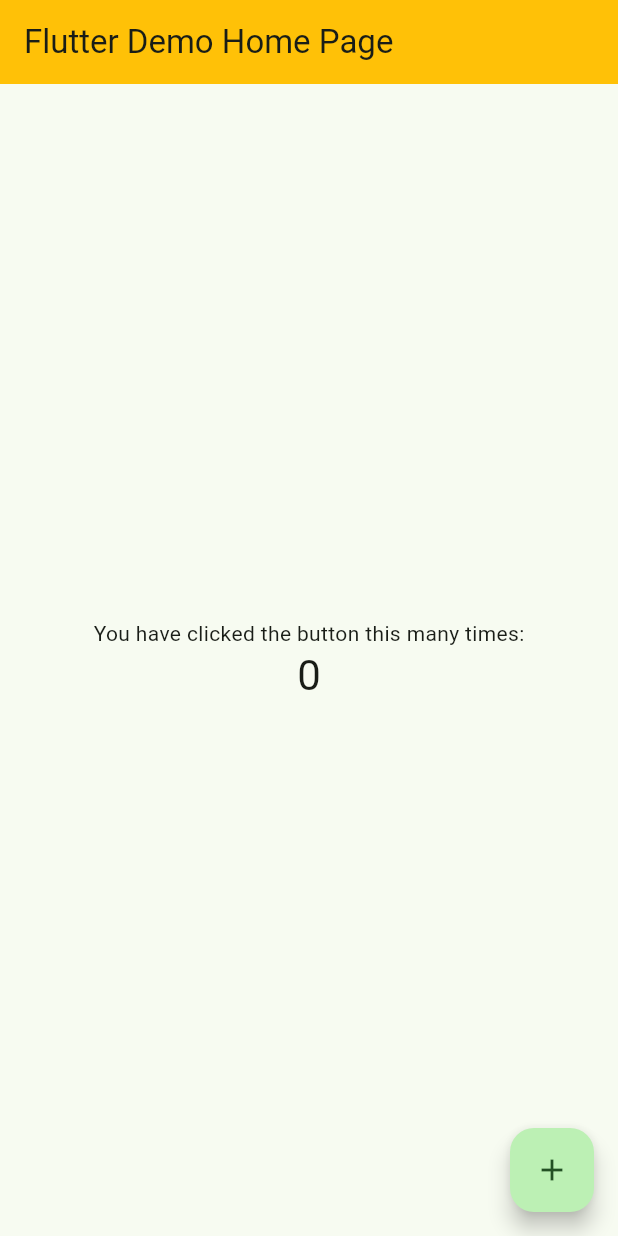
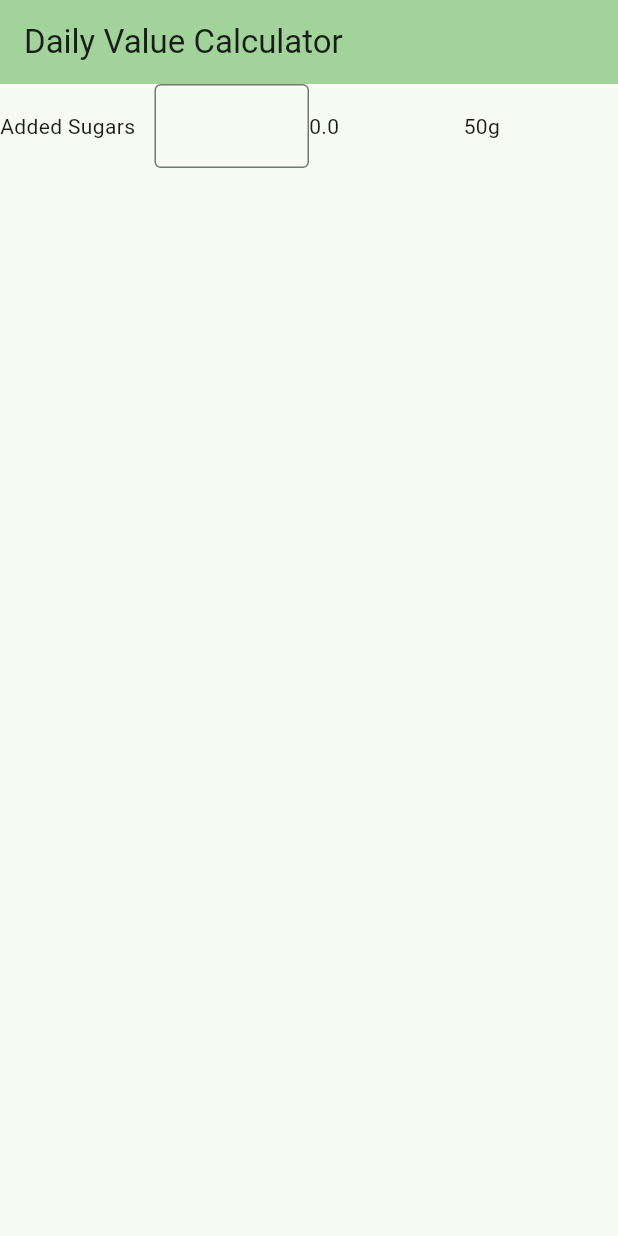
Before and after one commit to ananaso/DailyValueCalculator, a Flutter app: the screen it shows after launch, on a phone screen of 412 x 824 dp. Run offline on Flutter 3.47's test engine with Material 3 defaults, Android fonts, the phone set to English and light mode, and no system bars.

Commit message:
feat: single row of dv table

```diff
--- a/lib/main.dart
+++ b/lib/main.dart
@@ -1,126 +1,96 @@
 import 'package:flutter/material.dart';
+import 'package:flutter/services.dart';
 
 void main() {
-  runApp(const MyApp());
+  runApp(const DailyValueCalculator());
 }
 
-class MyApp extends StatelessWidget {
-  const MyApp({super.key});
+class DailyValueCalculator extends StatelessWidget {
+  const DailyValueCalculator({super.key});
 
   // This widget is the root of your application.
   @override
   Widget build(BuildContext context) {
     return MaterialApp(
-      title: 'Flutter Demo',
+      title: 'Daily Value Calculator',
       theme: ThemeData(
-        // This is the theme of your application.
-        //
-        // TRY THIS: Try running your application with "flutter run". You'll see
-        // the application has a purple toolbar. Then, without quitting the app,
-        // try changing the seedColor in the colorScheme below to Colors.green
-        // and then invoke "hot reload" (save your changes or press the "hot
-        // reload" button in a Flutter-supported IDE, or press "r" if you used
-        // the command line to start the app).
-        //
-        // Notice that the counter didn't reset back to zero; the application
-        // state is not lost during the reload. To reset the state, use hot
-        // restart instead.
-        //
-        // This works for code too, not just values: Most code changes can be
-        // tested with just a hot reload.
         colorScheme: ColorScheme.fromSeed(seedColor: Colors.green),
-        useMaterial3: true,
       ),
-      home: const MyHomePage(title: 'Flutter Demo Home Page'),
+      home: const HomePage(title: 'Daily Value Calculator'),
     );
   }
 }
 
-class MyHomePage extends StatefulWidget {
-  const MyHomePage({super.key, required this.title});
-
-  // This widget is the home page of your application. It is stateful, meaning
-  // that it has a State object (defined below) that contains fields that affect
-  // how it looks.
-
-  // This class is the configuration for the state. It holds the values (in this
-  // case the title) provided by the parent (in this case the App widget) and
-  // used by the build method of the State. Fields in a Widget subclass are
-  // always marked "final".
+class HomePage extends StatefulWidget {
+  const HomePage({super.key, required this.title});
 
   final String title;
 
   @override
-  State<MyHomePage> createState() => _MyHomePageState();
+  State<HomePage> createState() => _HomePageState();
 }
 
-class _MyHomePageState extends State<MyHomePage> {
-  int _counter = 0;
-
-  void _incrementCounter() {
-    setState(() {
-      // This call to setState tells the Flutter framework that something has
-      // changed in this State, which causes it to rerun the build method below
-      // so that the display can reflect the updated values. If we changed
-      // _counter without calling setState(), then the build method would not be
-      // called again, and so nothing would appear to happen.
-      _counter++;
-    });
-  }
+class _HomePageState extends State<HomePage> {
+  String _enteredText = '';
 
   @override
   Widget build(BuildContext context) {
-    // This method is rerun every time setState is called, for instance as done
-    // by the _incrementCounter method above.
-    //
-    // The Flutter framework has been optimized to make rerunning build methods
-    // fast, so that you can just rebuild anything that needs updating rather
-    // than having to individually change instances of widgets.
     return Scaffold(
-      appBar: AppBar(
-        // TRY THIS: Try changing the color here to a specific color (to
-        // Colors.amber, perhaps?) and trigger a hot reload to see the AppBar
-        // change color while the other colors stay the same.
-        // backgroundColor: Theme.of(context).colorScheme.inversePrimary,
-        backgroundColor: Colors.amber,
-        // Here we take the value from the MyHomePage object that was created by
-        // the App.build method, and use it to set our appbar title.
-        title: Text(widget.title),
-      ),
-      body: Center(
-        // Center is a layout widget. It takes a single child and positions it
-        // in the middle of the parent.
-        child: Column(
-          // Column is also a layout widget. It takes a list of children and
-          // arranges them vertically. By default, it sizes itself to fit its
-          // children horizontally, and tries to be as tall as its parent.
-          //
-          // Column has various properties to control how it sizes itself and
-          // how it positions its children. Here we use mainAxisAlignment to
-          // center the children vertically; the main axis here is the vertical
-          // axis because Columns are vertical (the cross axis would be
-          // horizontal).
-          //
-          // TRY THIS: Invoke "debug painting" (choose the "Toggle Debug Paint"
-          // action in the IDE, or press "p" in the console), to see the
-          // wireframe for each widget.
-          mainAxisAlignment: MainAxisAlignment.center,
-          children: <Widget>[
-            const Text(
-              'You have clicked the button this many times:',
+        appBar: AppBar(
+          backgroundColor: Theme.of(context).colorScheme.inversePrimary,
+          title: Text(widget.title),
+        ),
+        body: const NutritionTable());
+  }
+}
+
+class NutritionTable extends StatefulWidget {
+  const NutritionTable({super.key});
+
+  @override
+  State<NutritionTable> createState() => _NutritionTableState();
+}
+
+class _NutritionTableState extends State<NutritionTable> {
+  final addedSugarDailyValue = 50;
+  num _calculatedServing = 0.0;
+
+  @override
+  Widget build(BuildContext context) {
+    return Table(
+      // border: TableBorder.all(),
+      // columnWidths: const <int, TableColumnWidth>{
+      //   0: FlexColumnWidth(),
+      //   1: FlexColumnWidth()
+      // },
+      defaultVerticalAlignment: TableCellVerticalAlignment.middle,
+      children: <TableRow>[
+        TableRow(children: <Widget>[
+          const Text('Added Sugars'),
+          TableCell(
+            child: TextField(
+              onChanged: (text) {
+                setState(() {
+                  _calculatedServing = addedSugarDailyValue *
+                      ((double.tryParse(text) ?? 0.0) / 100);
+                });
+              },
+              decoration: const InputDecoration(border: OutlineInputBorder()),
+              keyboardType:
+                  const TextInputType.numberWithOptions(decimal: true),
+              inputFormatters: <TextInputFormatter>[
+                FilteringTextInputFormatter.allow(RegExp(r'(^\d*[\.]?\d*)')),
+              ],
             ),
-            Text(
-              '$_counter',
-              style: Theme.of(context).textTheme.headlineMedium,
+          ),
+          TableCell(
+            child: Text(
+              _calculatedServing.toStringAsFixed(1),
             ),
-          ],
-        ),
-      ),
-      floatingActionButton: FloatingActionButton(
-        onPressed: _incrementCounter,
-        tooltip: 'Increment',
-        child: const Icon(Icons.add),
-      ), // This trailing comma makes auto-formatting nicer for build methods.
+          ),
+          const Text('50g'),
+        ])
+      ],
     );
   }
 }
```
